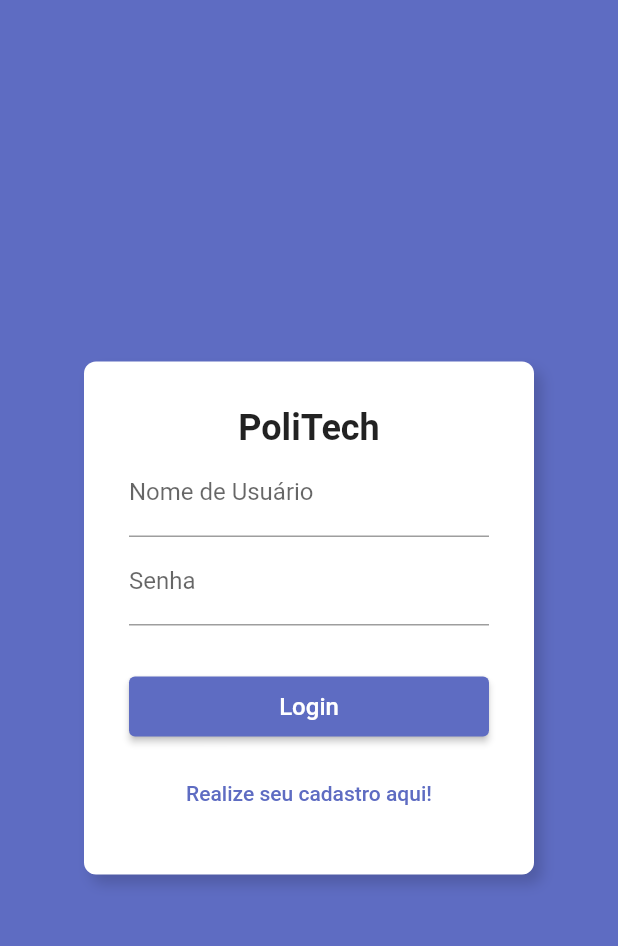
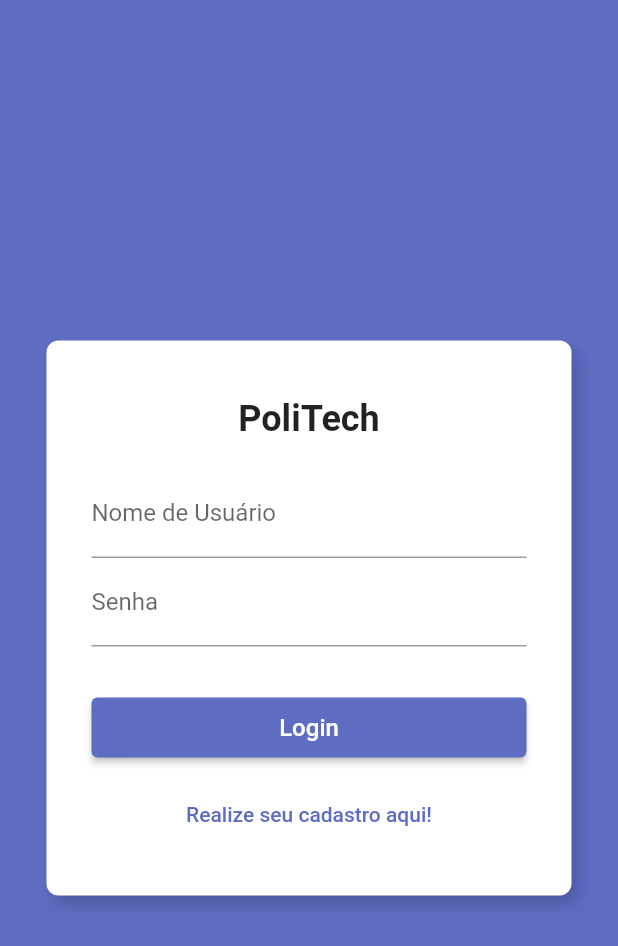
Before and after one commit to ceduardolima/politech, a Flutter app: the screen it shows after launch, on a phone screen of 412 x 824 dp. Shown: the top 946 px of the screen. Run offline on Flutter 3.47's test engine with Material 2 defaults, Android fonts, the phone set to English and light mode, and no system bars; our stand-ins replace floor, get_it, sqflite; missing offline and left inert: dart:ffi; accounts and stored records are empty; generated files the repository leaves out were written again.

Commit message:
refactorando: aplicando o LoginContainer na tela de login

```diff
--- a/lib/paginas/telalogin.dart
+++ b/lib/paginas/telalogin.dart
@@ -1,6 +1,7 @@
 import 'package:flutter/material.dart';
 import 'package:politech/paginas/telacadastro.dart';
 import 'package:politech/theme/colors_theme.dart';
+import 'package:politech/widgets/container/login_container.dart';
 
 class TelaLogin extends StatelessWidget {
   const TelaLogin({Key? key});
@@ -10,25 +11,8 @@ class TelaLogin extends StatelessWidget {
     return Scaffold(
       backgroundColor: ColorsTheme().lightColorsScheme().primary,
       body: Center(
-        child: Container(
-          decoration: BoxDecoration(
-            color: Colors.white,
-            borderRadius: BorderRadius.circular(8.0),
-            boxShadow: [
-              BoxShadow(
-                color: ColorsTheme()
-                    .lightColorsScheme()
-                    .primaryContainer
-                    .withOpacity(0.5),
-                spreadRadius: 0,
-                blurRadius: 7,
-                offset: Offset(5, 6),
-              ),
-            ],
-          ),
-          width: 300.0,
-          padding: const EdgeInsets.all(30.0),
-          child: Column(
+        child: LoginContainer(
+          filho: Column(
             mainAxisSize: MainAxisSize.min,
             mainAxisAlignment: MainAxisAlignment.center,
             crossAxisAlignment: CrossAxisAlignment.stretch,
@@ -40,6 +24,9 @@ class TelaLogin extends StatelessWidget {
                   fontSize: 24,
                 ),
                 textAlign: TextAlign.center,
+              ),
+              const SizedBox(
+                height: 20,
               ),
               const TextField(
                 decoration: InputDecoration(
--- a/lib/widgets/container/login_container.dart
+++ b/lib/widgets/container/login_container.dart
@@ -36,7 +36,7 @@ class LoginContainer extends StatelessWidget {
             padding: const EdgeInsets.only(left: 8.0, top: 8.0),
             child: botaoVoltar ??
                 const SizedBox(
-                  height: 0,
+                  height: 25,
                 ),
           ),
           Padding(
```
